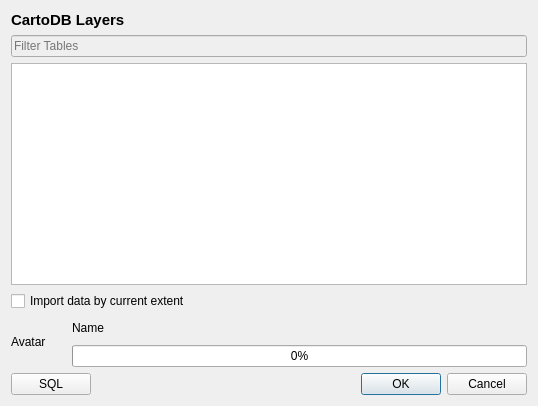
gkudos/qgis-cartodb, file ui/UI_CartoDBPlugin.ui: the form before one commit.
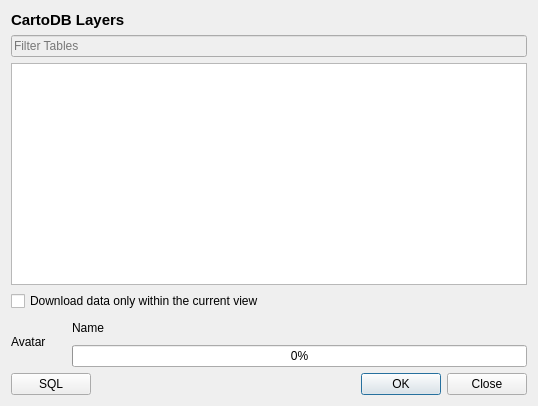
The form after the commit.

Patch:
```diff
--- a/ui/UI_CartoDBPlugin.ui
+++ b/ui/UI_CartoDBPlugin.ui
@@ -63,7 +63,7 @@
      <item>
       <widget class="QCheckBox" name="extentCH">
        <property name="text">
-        <string>Import data by current extent</string>
+        <string>Download data only within the current view</string>
        </property>
       </widget>
      </item>
@@ -144,7 +144,7 @@
         <enum>Qt::Horizontal</enum>
        </property>
        <property name="standardButtons">
-        <set>QDialogButtonBox::Cancel|QDialogButtonBox::Ok</set>
+        <set>QDialogButtonBox::Close|QDialogButtonBox::Ok</set>
        </property>
       </widget>
      </item>
```
